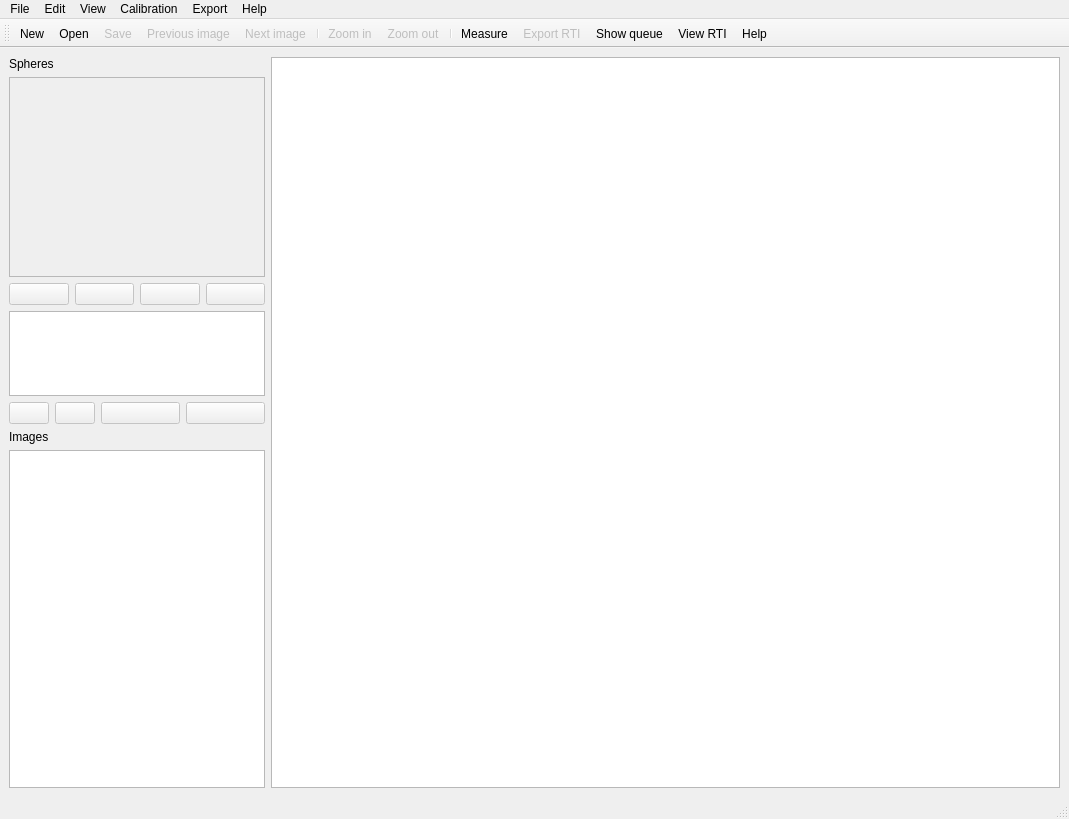
Before: the Qt Designer form relight/mainwindow.ui in cnr-isti-vclab/relight, drawn with Qt 5.
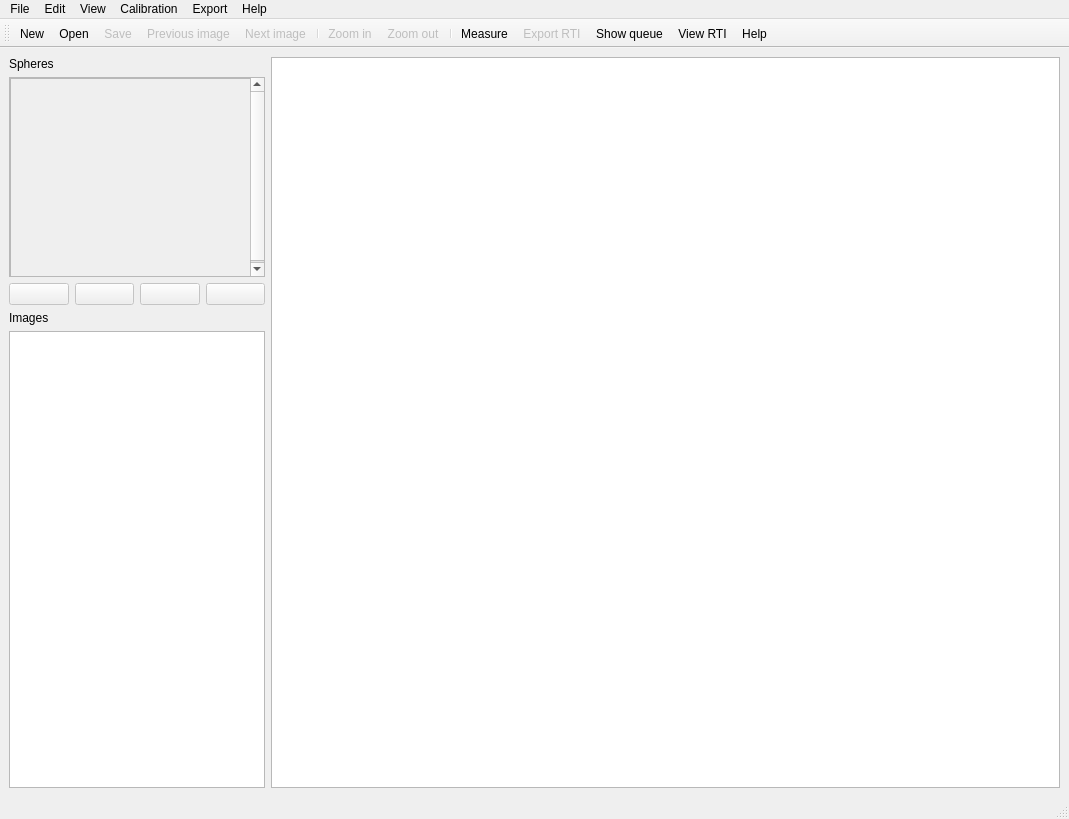
After: the same form once the commit is applied. Icons and pictures are not drawn. Custom widgets are drawn as their Qt base class.

Commit message: Added markers for white balance and align (not the functionality). Added capability to convert .rti into relight format.

Diff of the .ui file:
```diff
--- a/relight/mainwindow.ui
+++ b/relight/mainwindow.ui
@@ -25,9 +25,9 @@
        </widget>
       </item>
       <item>
-       <widget class="QMarkerList" name="markerList">
+       <widget class="QScrollArea" name="scrollArea">
         <property name="sizePolicy">
-         <sizepolicy hsizetype="Preferred" vsizetype="MinimumExpanding">
+         <sizepolicy hsizetype="Expanding" vsizetype="Expanding">
           <horstretch>0</horstretch>
           <verstretch>1</verstretch>
          </sizepolicy>
@@ -38,12 +38,77 @@
           <height>200</height>
          </size>
         </property>
-        <property name="frameShape">
-         <enum>QFrame::StyledPanel</enum>
+        <property name="maximumSize">
+         <size>
+          <width>16777215</width>
+          <height>450</height>
+         </size>
         </property>
-        <property name="frameShadow">
-         <enum>QFrame::Plain</enum>
+        <property name="widgetResizable">
+         <bool>true</bool>
         </property>
+        <widget class="QWidget" name="scrollAreaWidgetContents">
+         <property name="geometry">
+          <rect>
+           <x>0</x>
+           <y>0</y>
+           <width>240</width>
+           <height>200</height>
+          </rect>
+         </property>
+         <property name="sizePolicy">
+          <sizepolicy hsizetype="Preferred" vsizetype="MinimumExpanding">
+           <horstretch>0</horstretch>
+           <verstretch>1</verstretch>
+          </sizepolicy>
+         </property>
+         <property name="minimumSize">
+          <size>
+           <width>0</width>
+           <height>200</height>
+          </size>
+         </property>
+         <property name="maximumSize">
+          <size>
+           <width>16777215</width>
+           <height>600</height>
+          </size>
+         </property>
+         <widget class="QMarkerList" name="markerList">
+          <property name="geometry">
+           <rect>
+            <x>0</x>
+            <y>0</y>
+            <width>256</width>
+            <height>200</height>
+           </rect>
+          </property>
+          <property name="sizePolicy">
+           <sizepolicy hsizetype="Preferred" vsizetype="MinimumExpanding">
+            <horstretch>0</horstretch>
+            <verstretch>1</verstretch>
+           </sizepolicy>
+          </property>
+          <property name="minimumSize">
+           <size>
+            <width>0</width>
+            <height>200</height>
+           </size>
+          </property>
+          <property name="maximumSize">
+           <size>
+            <width>16777215</width>
+            <height>600</height>
+           </size>
+          </property>
+          <property name="frameShape">
+           <enum>QFrame::StyledPanel</enum>
+          </property>
+          <property name="frameShadow">
+           <enum>QFrame::Plain</enum>
+          </property>
+         </widget>
+        </widget>
        </widget>
       </item>
       <item>
@@ -130,112 +195,6 @@
         </item>
        </layout>
       </item>
-      <item>
-       <widget class="QListWidget" name="sphereList">
-        <property name="sizePolicy">
-         <sizepolicy hsizetype="Expanding" vsizetype="Expanding">
-          <horstretch>1</horstretch>
-          <verstretch>1</verstretch>
-         </sizepolicy>
-        </property>
-        <property name="maximumSize">
-         <size>
-          <width>300</width>
-          <height>16777215</height>
-         </size>
-        </property>
-       </widget>
-      </item>
-      <item>
-       <layout class="QHBoxLayout" name="horizontalLayout">
-        <item>
-         <widget class="QPushButton" name="addSphere">
-          <property name="enabled">
-           <bool>false</bool>
-          </property>
-          <property name="minimumSize">
-           <size>
-            <width>0</width>
-            <height>0</height>
-           </size>
-          </property>
-          <property name="maximumSize">
-           <size>
-            <width>40</width>
-            <height>16777215</height>
-           </size>
-          </property>
-          <property name="toolTip">
-           <string>Add a new sphere</string>
-          </property>
-          <property name="text">
-           <string/>
-          </property>
-          <property name="icon">
-           <iconset resource="icons.qrc">
-            <normaloff>:/icons/gtango/list-add.svg</normaloff>:/icons/gtango/list-add.svg</iconset>
-          </property>
-         </widget>
-        </item>
-        <item>
-         <widget class="QPushButton" name="removeSphere">
-          <property name="enabled">
-           <bool>false</bool>
-          </property>
-          <property name="maximumSize">
-           <size>
-            <width>40</width>
-            <height>16777215</height>
-           </size>
-          </property>
-          <property name="toolTip">
-           <string>Remove selected spheres...</string>
-          </property>
-          <property name="text">
-           <string/>
-          </property>
-          <property name="icon">
-           <iconset resource="icons.qrc">
-            <normaloff>:/icons/gtango/list-remove.svg</normaloff>:/icons/gtango/list-remove.svg</iconset>
-          </property>
-         </widget>
-        </item>
-        <item>
-         <widget class="QPushButton" name="detectHighlights">
-          <property name="enabled">
-           <bool>false</bool>
-          </property>
-          <property name="toolTip">
-           <string>Find highlights</string>
-          </property>
-          <property name="text">
-           <string/>
-          </property>
-          <property name="icon">
-           <iconset resource="icons.qrc">
-            <normaloff>:/icons/gtango/applications-system.svg</normaloff>:/icons/gtango/applications-system.svg</iconset>
-          </property>
-         </widget>
-        </item>
-        <item>
-         <widget class="QPushButton" name="saveLP">
-          <property name="enabled">
-           <bool>false</bool>
-          </property>
-          <property name="toolTip">
-           <string>Save light directions</string>
-          </property>
-          <property name="text">
-           <string/>
-          </property>
-          <property name="icon">
-           <iconset resource="icons.qrc">
-            <normaloff>:/icons/gtango/document-save.svg</normaloff>:/icons/gtango/document-save.svg</iconset>
-          </property>
-         </widget>
-        </item>
-       </layout>
-      </item>
       <item>
        <widget class="QLabel" name="label">
         <property name="text">
```
Left out of the diff: 9 changed lines with no effect on the pictures. The commit also changes 36 other files.
